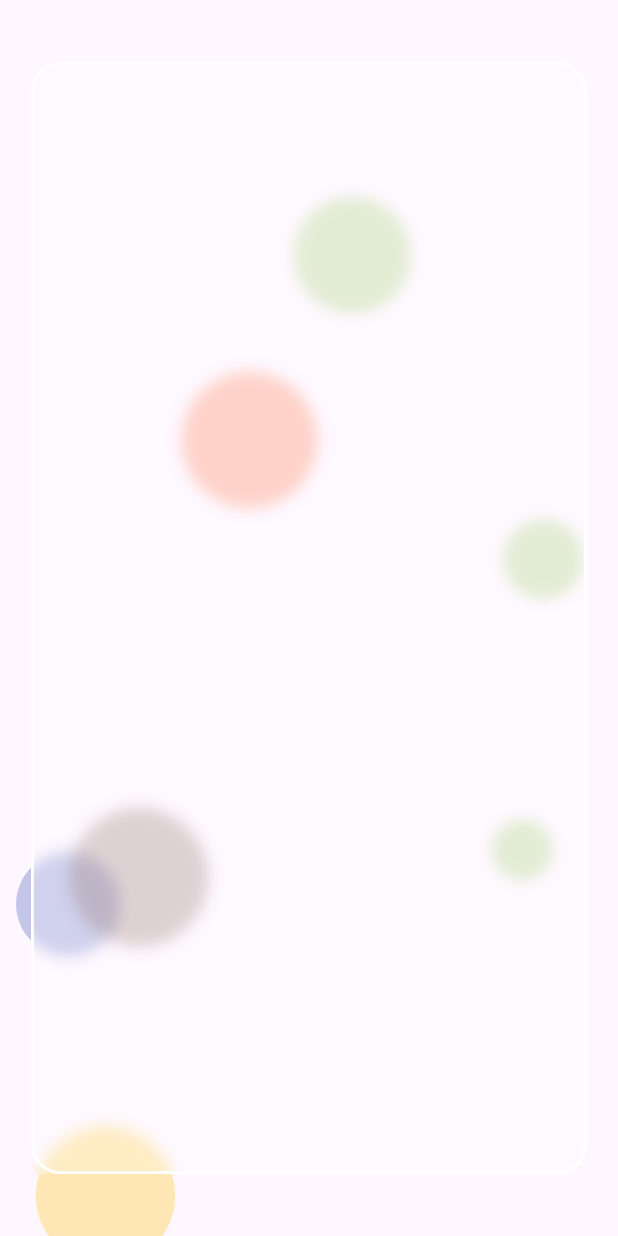
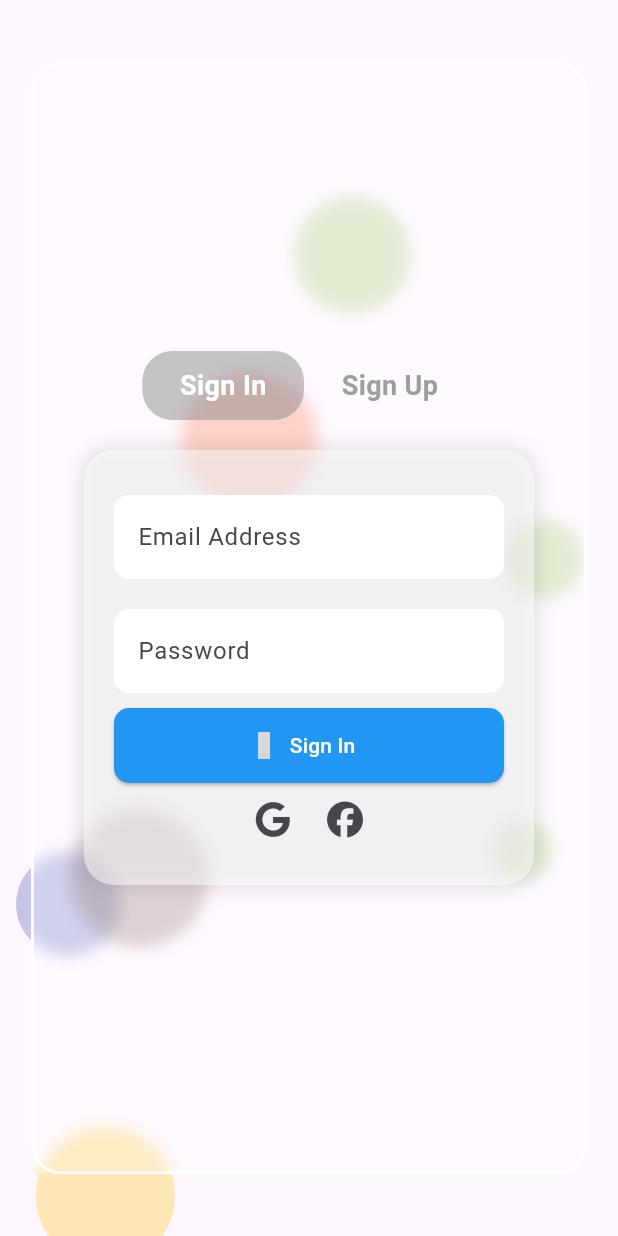
Before and after one commit to ashxim/my_ecom_app, a Flutter app: the LoginScreen screen opened directly, on a phone screen of 412 x 824 dp. Run offline on Flutter 3.47's test engine with Material 3 defaults, Android fonts, the light colour scheme and no system bars; our stand-ins replace bloc, concentric_transition, crystal_navigation_bar, equatable, fluentui_system_icons, flutter_bloc and 10 more; missing offline and left inert: flutter_swipe_button; accounts and stored records are empty; network calls fail; project files that could hold a hidden picture were left out; grey boxes are pictures that could not be loaded.

Commit message:
auth screens without logic

```diff
--- a/lib/features/product/presentation/screens/authentication/login_screen.dart
+++ b/lib/features/product/presentation/screens/authentication/login_screen.dart
@@ -1,12 +1,19 @@
 import 'dart:ui';
-
+import 'package:font_awesome_flutter/font_awesome_flutter.dart';
 import 'package:flutter/material.dart';
+import 'package:iconsax/iconsax.dart';
 import 'package:my_ecom_app/core/themes/app-color.dart';
 import 'package:my_ecom_app/core/themes/bubble_background.dart';
 
-class LoginScreen extends StatelessWidget {
+class LoginScreen extends StatefulWidget {
   const LoginScreen({super.key});
 
+  @override
+  State<LoginScreen> createState() => _LoginScreenState();
+}
+
+class _LoginScreenState extends State<LoginScreen> {
+  bool isLogin = true;
   @override
   Widget build(BuildContext context) {
     double screenHeight = MediaQuery.of(context).size.height;
@@ -41,10 +48,154 @@ class LoginScreen extends StatelessWidget {
             ),
           ),
           Column(
-            children: [],
-          )
+            mainAxisAlignment: MainAxisAlignment.center,
+            children: [
+              // Toggle Sign In / Sign Up
+              _buildTabSwitcher(),
+
+              // Animated Form
+              AnimatedSwitcher(
+                duration: const Duration(milliseconds: 500),
+                transitionBuilder: (child, animation) {
+                  return FadeTransition(
+                    opacity: animation,
+                    child: SlideTransition(
+                      position: Tween<Offset>(
+                        begin: const Offset(0.0, 0.1),
+                        end: Offset.zero,
+                      ).animate(animation),
+                      child: child,
+                    ),
+                  );
+                },
+                child: isLogin ? _buildLoginForm() : _buildSignUpForm(),
+              ),
+            ],
+          ),
         ],
       ),
     );
   }
+
+  Widget _buildTabSwitcher() {
+    return Padding(
+      padding: const EdgeInsets.only(bottom: 20),
+      child: Row(
+        mainAxisAlignment: MainAxisAlignment.center,
+        children: [
+          _buildTab("Sign In", isLogin),
+          _buildTab("Sign Up", !isLogin),
+        ],
+      ),
+    );
+  }
+
+  Widget _buildTab(String label, bool isActive) {
+    return GestureDetector(
+      onTap: () => setState(() => isLogin = label == "Sign In"),
+      child: AnimatedContainer(
+        duration: const Duration(milliseconds: 300),
+        padding: const EdgeInsets.symmetric(vertical: 10, horizontal: 25),
+        decoration: BoxDecoration(
+          color: isActive ? AppColor.Grey.withOpacity(0.5) : Colors.transparent,
+          borderRadius: BorderRadius.circular(20),
+        ),
+        child: Text(
+          label,
+          style: TextStyle(
+            fontSize: 18,
+            fontWeight: FontWeight.bold,
+            color: isActive ? Colors.white : Colors.grey,
+          ),
+        ),
+      ),
+    );
+  }
+
+  Widget _buildLoginForm() {
+    return _buildAuthCard(
+      children: [
+        _buildTextField("Email Address"),
+        _buildTextField("Password", isPassword: true),
+        _buildAuthButton("Sign In"),
+        Center(
+          child: Row(
+            mainAxisAlignment: MainAxisAlignment.center,
+            children: [
+              IconButton(onPressed: () {}, icon: Icon(FontAwesomeIcons.google)),
+              IconButton(
+                  onPressed: () {}, icon: Icon(FontAwesomeIcons.facebook)),
+            ],
+          ),
+        )
+      ],
+    );
+  }
+
+  Widget _buildSignUpForm() {
+    return _buildAuthCard(
+      children: [
+        _buildTextField("Full Name"),
+        _buildTextField("Email Address"),
+        _buildTextField("Password", isPassword: true),
+        _buildTextField("Re-enter Password", isPassword: true),
+        _buildAuthButton("Sign Up"),
+      ],
+    );
+  }
+
+  Widget _buildAuthCard({required List<Widget> children}) {
+    return Container(
+      key: ValueKey<bool>(isLogin), // Ensures smooth transition
+      width: 300,
+      padding: const EdgeInsets.all(20),
+      decoration: BoxDecoration(
+        color: Colors.white.withOpacity(0.5),
+        borderRadius: BorderRadius.circular(20),
+        boxShadow: [
+          BoxShadow(
+            color: Colors.black.withOpacity(0.1),
+            blurRadius: 10,
+            spreadRadius: 2,
+          )
+        ],
+      ),
+      child: Column(
+        mainAxisSize: MainAxisSize.min,
+        children: children,
+      ),
+    );
+  }
+
+  Widget _buildTextField(String hint, {bool isPassword = false}) {
+    return Padding(
+      padding: const EdgeInsets.symmetric(vertical: 10),
+      child: TextField(
+        obscureText: isPassword,
+        decoration: InputDecoration(
+          hintText: hint,
+          filled: true,
+          fillColor: Colors.white,
+          border: OutlineInputBorder(
+            borderRadius: BorderRadius.circular(10),
+            borderSide: BorderSide.none,
+          ),
+        ),
+      ),
+    );
+  }
+
+  Widget _buildAuthButton(String label) {
+    return ElevatedButton.icon(
+      icon: Icon(Iconsax.login),
+      style: ElevatedButton.styleFrom(
+        backgroundColor: Colors.blue,
+        foregroundColor: Colors.white,
+        minimumSize: const Size(double.infinity, 50),
+        shape: RoundedRectangleBorder(borderRadius: BorderRadius.circular(10)),
+      ),
+      onPressed: () {},
+      label: Text(label),
+    );
+  }
 }
--- a/lib/features/product/presentation/screens/my_home_page.dart
+++ b/lib/features/product/presentation/screens/my_home_page.dart
@@ -25,7 +25,6 @@ class MyHomePage extends StatelessWidget {
   const MyHomePage({super.key});
 
   Future<void> _refreshData(BuildContext context) async {
-    double screenHeight = MediaQuery.of(context).size.height;
     // Simulate refreshing data
     await Future.delayed(const Duration(seconds: 2));
 
--- a/lib/features/product/presentation/screens/onBoarding/card_clickshop.dart
+++ b/lib/features/product/presentation/screens/onBoarding/card_clickshop.dart
@@ -1,5 +1,4 @@
 import 'package:flutter/material.dart';
-import 'package:lottie/lottie.dart';
 
 class CardClickShopData {
   final String title;
--- a/lib/features/product/presentation/screens/onBoarding/onboarding_screen_one.dart
+++ b/lib/features/product/presentation/screens/onBoarding/onboarding_screen_one.dart
@@ -2,7 +2,7 @@ import 'package:concentric_transition/concentric_transition.dart';
 import 'package:flutter/material.dart';
 import 'package:lottie/lottie.dart';
 import 'package:my_ecom_app/core/themes/app-color.dart';
-import 'package:my_ecom_app/features/product/presentation/widgets/btm_nav_bar.dart';
+import 'package:my_ecom_app/features/product/presentation/screens/authentication/login_screen.dart';
 
 import 'card_clickshop.dart';
 
@@ -55,7 +55,7 @@ class OnboardingScreenOne extends StatelessWidget {
         onFinish: () {
           Navigator.push(
             context,
-            MaterialPageRoute(builder: (context) => const BtmNavBar()),
+            MaterialPageRoute(builder: (context) => const LoginScreen()),
           );
         },
         nextButtonBuilder: (context) => const Icon(
--- a/lib/features/product/presentation/screens/product_details.dart
+++ b/lib/features/product/presentation/screens/product_details.dart
@@ -1,10 +1,7 @@
 import 'package:flutter/material.dart';
-import 'package:flutter_bloc/flutter_bloc.dart';
 import 'package:my_ecom_app/core/themes/app-color.dart';
 import 'package:my_ecom_app/core/themes/app_font.dart';
 import 'package:fluentui_system_icons/fluentui_system_icons.dart';
-import 'package:my_ecom_app/features/product/presentation/Bloc/wishlist/wishlist_bloc.dart';
-import 'package:my_ecom_app/features/product/presentation/Bloc/wishlist/wishlist_event.dart';
 import 'package:my_ecom_app/features/product/presentation/screens/cart.dart';
 import 'package:flutter_rating_stars/flutter_rating_stars.dart';
 
@@ -41,12 +38,6 @@ class _ProductDetailsState extends State<ProductDetails> {
     double screenHeight = MediaQuery.of(context).size.height;
     double screenWidth = MediaQuery.of(context).size.width;
     double rating = widget.rating;
-    @override
-    void initState() {
-      super.initState();
-      rating = widget
-          .rating; // Initialize with the rating passed from the constructor
-    }
 
     return Stack(
       children: [
--- a/lib/features/product/presentation/screens/search_screen.dart
+++ b/lib/features/product/presentation/screens/search_screen.dart
@@ -4,7 +4,6 @@ import 'package:flutter_bloc/flutter_bloc.dart';
 import 'package:my_ecom_app/core/di/di_product.dart';
 import 'package:my_ecom_app/core/themes/app-color.dart';
 import 'package:my_ecom_app/core/themes/app_font.dart';
-import 'package:my_ecom_app/features/product/data/data_sources/remote_data_souces/search_remote_datasouces.dart';
 import 'package:my_ecom_app/features/product/presentation/Bloc/search/search_bloc.dart';
 import 'package:my_ecom_app/features/product/presentation/Bloc/search/search_event.dart';
 import 'package:my_ecom_app/features/product/presentation/Bloc/search/search_state.dart';
--- a/lib/main.dart
+++ b/lib/main.dart
@@ -11,14 +11,19 @@ import 'package:my_ecom_app/features/product/presentation/Bloc/wishlist/wishlist
 import 'package:my_ecom_app/features/product/presentation/Bloc/product/product_bloc.dart';
 import 'package:my_ecom_app/features/product/presentation/Bloc/product/product_event.dart';
 import 'package:my_ecom_app/core/di/di_product.dart';
-import 'package:my_ecom_app/features/product/presentation/screens/authentication/login_screen.dart';
 import 'features/product/presentation/Bloc/hot_deals/hot_deals_event.dart';
 import 'features/product/presentation/Bloc/productbycategorie/productbycategorie_event.dart';
 import 'features/product/presentation/screens/onBoarding/onboarding_screen_one.dart';
+import 'package:supabase_flutter/supabase_flutter.dart';
 
-void main() {
+void main() async {
   setup();
-  // Initialize dependency injection
+  await Supabase.initialize(
+    url:
+        'https://jcwhuundhnqwspgqlvcm.supabase.co', // Replace with your Supabase URL
+    anonKey:
+        'eyJhbGciOiJIUzI1NiIsInR5cCI6IkpXVCJ9.eyJpc3MiOiJzdXBhYmFzZSIsInJlZiI6Impjd2h1dW5kaG5xd3NwZ3FsdmNtIiwicm9sZSI6ImFub24iLCJpYXQiOjE3MzgwNzE3NjYsImV4cCI6MjA1MzY0Nzc2Nn0.FqQPwjPtGa44ScarYO_m1VDyjGP_-S_GJpUc9AjbnA4', // Replace with your Supabase Anon Key
+  );
   runApp(const MyApp());
 }
 
@@ -55,7 +60,7 @@ class MyApp extends StatelessWidget {
           colorScheme: ColorScheme.fromSeed(seedColor: Colors.deepPurple),
           useMaterial3: true,
         ),
-        home: LoginScreen(),
+        home: OnboardingScreenOne(),
       ),
     );
   }
--- a/pubspec.yaml
+++ b/pubspec.yaml
@@ -53,6 +53,9 @@ dependencies:
   draggable_home: ^1.0.5
   concentric_transition: ^1.0.3
   lottie: ^3.3.1
+  iconsax: ^0.0.8
+  font_awesome_flutter: ^10.8.0
+  supabase_flutter: ^2.8.3
 
 dev_dependencies:
   flutter_test:
```
Also changed, not shown: pubspec.lock, 5 other files.
